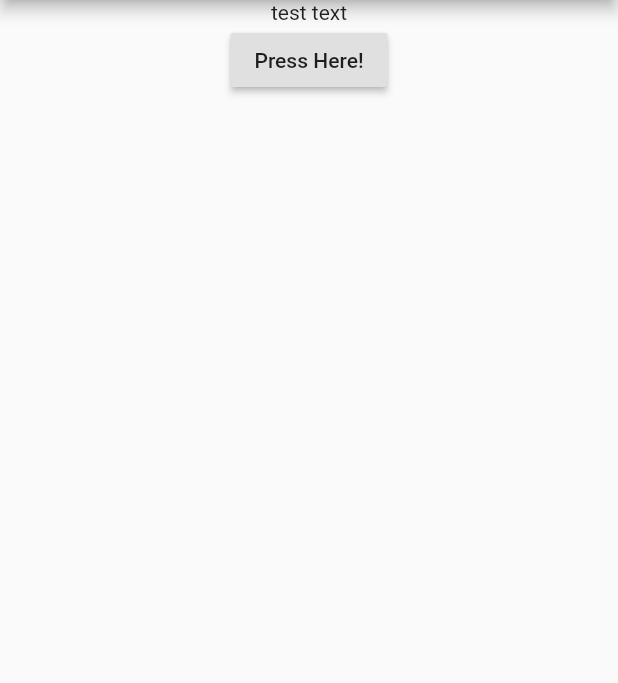
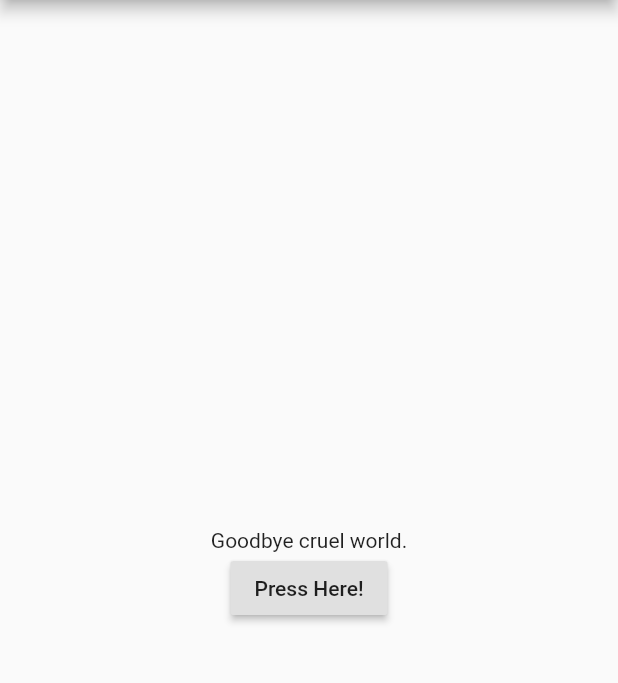
Before and after one commit to Borderlander103/assignment_1_widget_basics, a Flutter app: the screen it shows after launch, after a tap on "Press Here!", on a phone screen of 412 x 824 dp, the part 84-767 px from its top. Run offline on Flutter 3.47's test engine with Material 2 defaults, Android fonts, the phone set to English and light mode, and no system bars.

Commit message:
Complete basic functionality
Text changes on button press

```diff
--- a/lib/main.dart
+++ b/lib/main.dart
@@ -22,10 +22,15 @@ class _MyAppState extends State<MyApp> {
         ),
         body: Center(
           child: Column(
+            mainAxisAlignment: MainAxisAlignment.center,
             children: [
-              Text('test text'),
+              Text(myText),
               RaisedButton(
-                onPressed: () {},
+                onPressed: () {
+                  setState(() {
+                    myText = "Goodbye cruel world.";
+                  });
+                },
                 child: Text('Press Here!'),
               ),
             ],
@@ -35,3 +40,5 @@ class _MyAppState extends State<MyApp> {
     );
   }
 }
+
+String myText = "Hello World";
```
